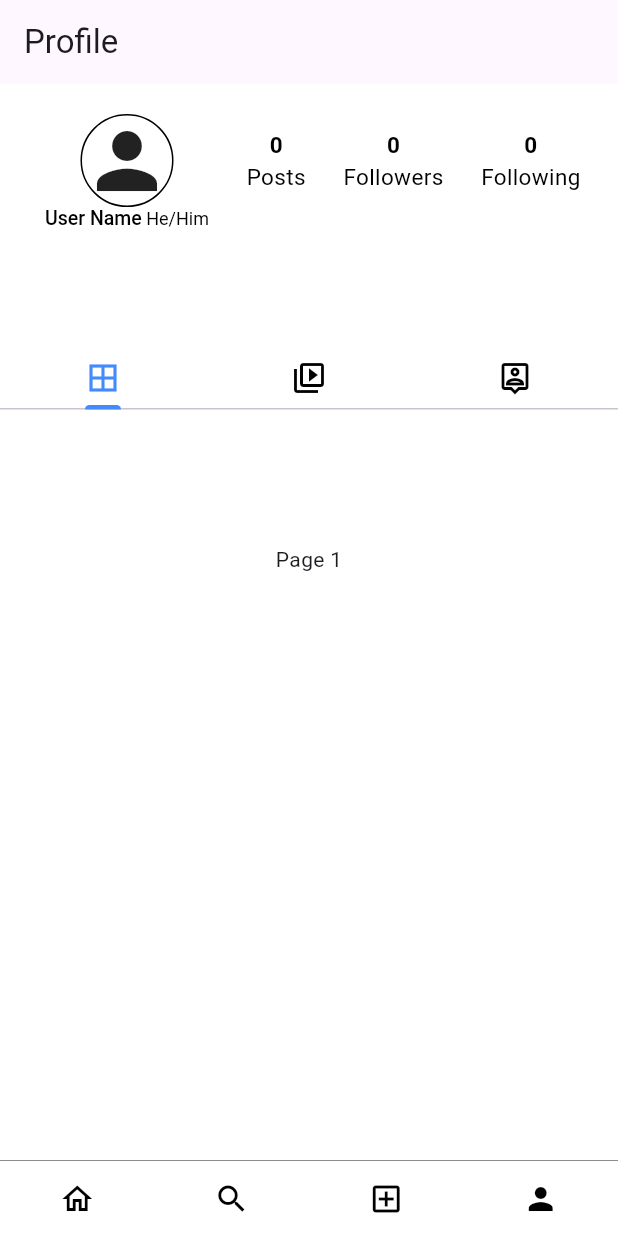
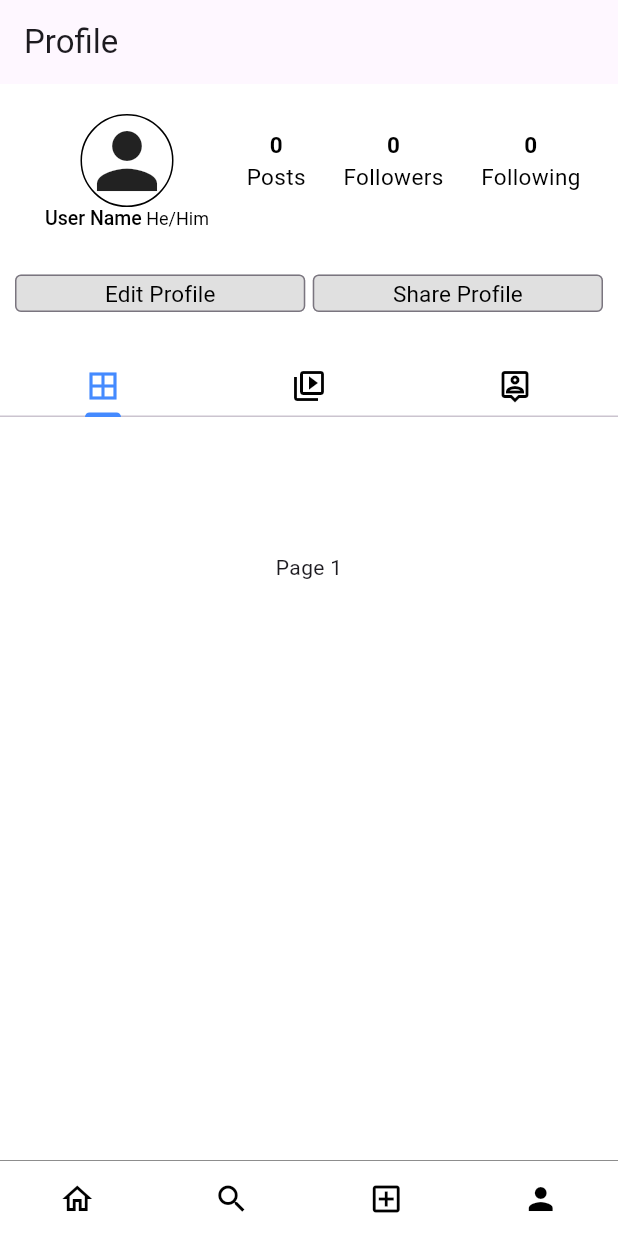
Before and after one commit to AndrewEllen/instagram-clone, a Flutter app: the screen it shows after launch, item 4 of the bottom bar chosen, on a phone screen of 412 x 824 dp. Run offline on Flutter 3.47's test engine with Material 2 defaults, Android fonts, the phone set to English and light mode, and no system bars.

Commit message:
added buttons for sharing and editing profile

```diff
--- a/lib/pages/Profile/profile_page.dart
+++ b/lib/pages/Profile/profile_page.dart
@@ -2,6 +2,7 @@ import 'package:flutter/material.dart';
 import 'package:instagram_clone/widgets/ProfileWidgets/profile_counters.dart';
 import '../../constants.dart';
 import '../../widgets/MainAppWidgets/app_bar.dart';
+import '../../widgets/ProfileWidgets/profile_buttons.dart';
 
 class ProfilePage extends StatefulWidget {
   const ProfilePage({Key? key}) : super(key: key);
@@ -122,7 +123,38 @@ class _ProfilePageState extends State<ProfilePage> with TickerProviderStateMixin
           ),
           Container(
             margin: const EdgeInsets.only(
-              top: 80,
+              top: 30,
+            ),
+            child: Row(
+              mainAxisAlignment: MainAxisAlignment.center,
+              children: [
+                const SizedBox(
+                  width: 10,
+                ),
+                Expanded(
+                    child: ProfileButton(
+                      text: "Edit Profile",
+                      onTap: () {},
+                    ),
+                  ),
+                const SizedBox(
+                  width: 5,
+                ),
+                Expanded(
+                    child: ProfileButton(
+                      text: "Share Profile",
+                      onTap: () {},
+                    ),
+                  ),
+                const SizedBox(
+                  width: 10,
+                ),
+              ],
+            ),
+          ),
+          Container(
+            margin: const EdgeInsets.only(
+              top: 30,
             ),
             child: Column(
               children: [
--- /dev/null
+++ b/lib/widgets/ProfileWidgets/profile_buttons.dart
@@ -0,0 +1,29 @@
+import 'package:flutter/material.dart';
+import '../../constants.dart';
+
+class ProfileButton extends StatelessWidget {
+  ProfileButton({Key? key, required this.onTap, required this.text}) : super(key: key);
+
+  final String text;
+  final Function onTap;
+
+  @override
+  Widget build(BuildContext context) {
+    return SizedBox(
+      height: 25,
+      child: OutlinedButton(
+        style: OutlinedButton.styleFrom(
+          backgroundColor: Colors.black12,
+          shape: RoundedRectangleBorder(
+            borderRadius: BorderRadius.circular(4),
+          ),
+        ),
+        onPressed: () => onTap,
+        child: Text(
+          text,
+          style: defaultTextStyle,
+        ),
+      ),
+    );
+  }
+}
```
